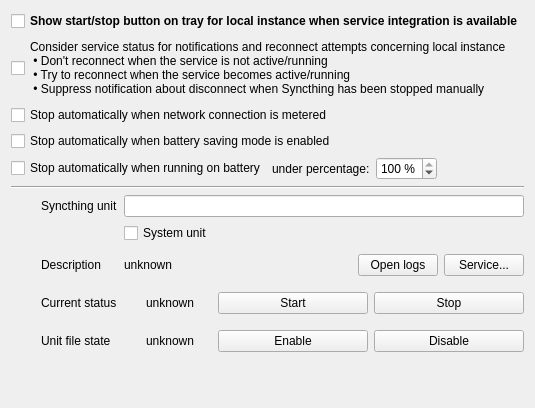
Old version of the form syncthingwidgets/settings/serviceoptionpage.ui in the repository Martchus/syncthingtray.
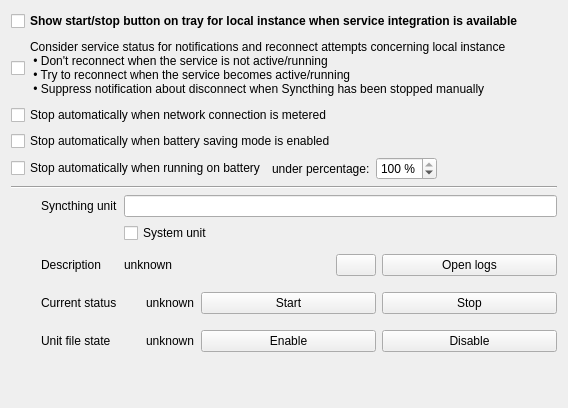
New version of the form. Icons and pictures are not drawn. Custom widgets are drawn as their Qt base class.

Commit message:
Improve service option page
* Increase button width so the width is still uniform if localized text
  takes more space
* Wrap lines in description and status labels
* Make button to manage service icon-only

What changed in the file:
```diff
--- a/syncthingwidgets/settings/serviceoptionpage.ui
+++ b/syncthingwidgets/settings/serviceoptionpage.ui
@@ -160,6 +160,12 @@
        <layout class="QHBoxLayout" name="descriptionHorizontalLayout">
         <item>
          <widget class="QLabel" name="descriptionValueLabel">
+          <property name="sizePolicy">
+           <sizepolicy hsizetype="Expanding" vsizetype="Preferred">
+            <horstretch>0</horstretch>
+            <verstretch>0</verstretch>
+           </sizepolicy>
+          </property>
           <property name="minimumSize">
            <size>
             <width>0</width>
@@ -169,23 +175,32 @@
           <property name="text">
            <string>unknown</string>
           </property>
+          <property name="wordWrap">
+           <bool>true</bool>
+          </property>
          </widget>
         </item>
         <item>
-         <spacer name="logsSpacer">
-          <property name="orientation">
-           <enum>Qt::Orientation::Horizontal</enum>
+         <widget class="QPushButton" name="manageServicePushButton">
+          <property name="toolTip">
+           <string>Manage service</string>
           </property>
-          <property name="sizeHint" stdset="0">
-           <size>
-            <width>40</width>
-            <height>20</height>
-           </size>
+          <property name="text">
+           <string/>
           </property>
-         </spacer>
+          <property name="icon">
+           <iconset theme="preferences-system-services"/>
+          </property>
+         </widget>
         </item>
         <item>
          <widget class="QPushButton" name="openLogsPushButton">
+          <property name="minimumSize">
+           <size>
+            <width>175</width>
+            <height>0</height>
+           </size>
+          </property>
           <property name="text">
            <string>Open logs</string>
           </property>
@@ -194,16 +209,6 @@
           </property>
          </widget>
         </item>
-        <item>
-         <widget class="QPushButton" name="manageServicePushButton">
-          <property name="text">
-           <string>Service...</string>
-          </property>
-          <property name="icon">
-           <iconset theme="preferences-system-services"/>
-          </property>
-         </widget>
-        </item>
        </layout>
       </item>
       <item row="3" column="0">
@@ -257,13 +262,16 @@
           <property name="text">
            <string>unknown</string>
           </property>
+          <property name="wordWrap">
+           <bool>true</bool>
+          </property>
          </widget>
         </item>
         <item>
          <widget class="QPushButton" name="startPushButton">
           <property name="minimumSize">
            <size>
-            <width>150</width>
+            <width>175</width>
             <height>0</height>
            </size>
           </property>
@@ -279,7 +287,7 @@
          <widget class="QPushButton" name="stopPushButton">
           <property name="minimumSize">
            <size>
-            <width>150</width>
+            <width>175</width>
             <height>0</height>
            </size>
           </property>
@@ -344,13 +352,16 @@
           <property name="text">
            <string>unknown</string>
           </property>
+          <property name="wordWrap">
+           <bool>true</bool>
+          </property>
          </widget>
         </item>
         <item>
          <widget class="QPushButton" name="enablePushButton">
           <property name="minimumSize">
            <size>
-            <width>150</width>
+            <width>175</width>
             <height>0</height>
            </size>
           </property>
@@ -366,7 +377,7 @@
          <widget class="QPushButton" name="disablePushButton">
           <property name="minimumSize">
            <size>
-            <width>150</width>
+            <width>175</width>
             <height>0</height>
            </size>
           </property>
```
Left out of the diff: 4 changed lines with no effect on the pictures.
